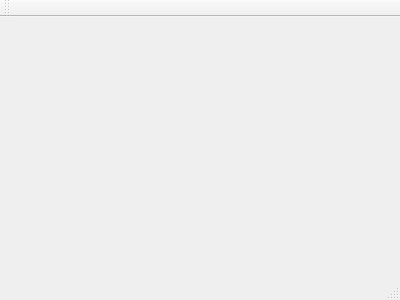
The window that mainwindow.ui (ottodevs/CoPilot) describes before a commit, drawn with Qt 5.
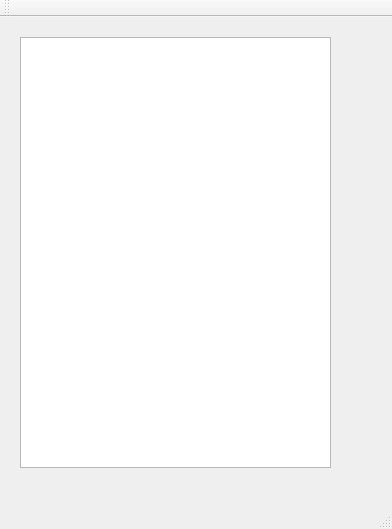
The same window after the commit.

Diff of the .ui file:
```diff
--- a/mainwindow.ui
+++ b/mainwindow.ui
@@ -1,24 +1,62 @@
 <ui version="4.0">
  <class>MainWindow</class>
- <widget class="QMainWindow" name="MainWindow" >
-  <property name="geometry" >
+ <widget class="QMainWindow" name="MainWindow">
+  <property name="geometry">
    <rect>
     <x>0</x>
     <y>0</y>
-    <width>400</width>
-    <height>300</height>
+    <width>392</width>
+    <height>529</height>
    </rect>
   </property>
   <property name="windowTitle" >
    <string>MainWindow</string>
   </property>
-  <widget class="QMenuBar" name="menuBar" />
-  <widget class="QToolBar" name="mainToolBar" />
-  <widget class="QWidget" name="centralWidget" />
-  <widget class="QStatusBar" name="statusBar" />
+  <widget class="QWidget" name="centralWidget">
+   <widget class="QTreeView" name="treeView">
+    <property name="geometry">
+     <rect>
+      <x>20</x>
+      <y>20</y>
+      <width>311</width>
+      <height>431</height>
+     </rect>
+    </property>
+    <property name="mouseTracking">
+     <bool>false</bool>
+    </property>
+    <property name="autoFillBackground">
+     <bool>false</bool>
+    </property>
+    <property name="alternatingRowColors">
+     <bool>true</bool>
+    </property>
+    <property name="uniformRowHeights">
+     <bool>true</bool>
+    </property>
+   </widget>
+  </widget>
+  <widget class="QMenuBar" name="menuBar">
+   <property name="geometry">
+    <rect>
+     <x>0</x>
+     <y>0</y>
+     <width>392</width>
+     <height>25</height>
+    </rect>
+   </property>
+  </widget>
+  <widget class="QToolBar" name="mainToolBar">
+   <attribute name="toolBarArea">
+    <enum>TopToolBarArea</enum>
+   </attribute>
+   <attribute name="toolBarBreak">
+    <bool>false</bool>
+   </attribute>
+  </widget>
+  <widget class="QStatusBar" name="statusBar"/>
  </widget>
- <layoutDefault spacing="6" margin="11" />
- <pixmapfunction></pixmapfunction>
+ <layoutdefault spacing="6" margin="11"/>
  <resources/>
  <connections/>
 </ui>
```
Left out of the diff: 3 changed lines with no effect on the pictures.
